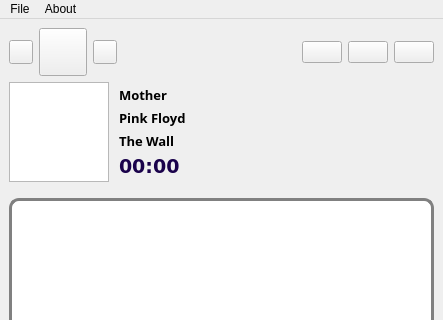
This is ui/kometa.ui in blackuprise/Kometa as Qt 5 draws it before an edit; both pictures show x 0 to 443 and y 0 to 320 of the 443 by 501 pixel window. The edited form follows.
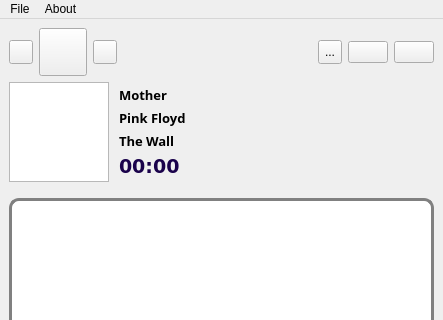
This is the edited form. Icons and pictures are not drawn.

```diff
--- a/ui/kometa.ui
+++ b/ui/kometa.ui
@@ -142,9 +142,15 @@
        </spacer>
       </item>
       <item>
-       <widget class="QPushButton" name="pushButton">
+       <widget class="QToolButton" name="btBookmark">
+        <property name="minimumSize">
+         <size>
+          <width>24</width>
+          <height>24</height>
+         </size>
+        </property>
         <property name="text">
-         <string/>
+         <string>...</string>
         </property>
         <property name="icon">
          <iconset resource="../resources/kometa_resource.qrc">
```
